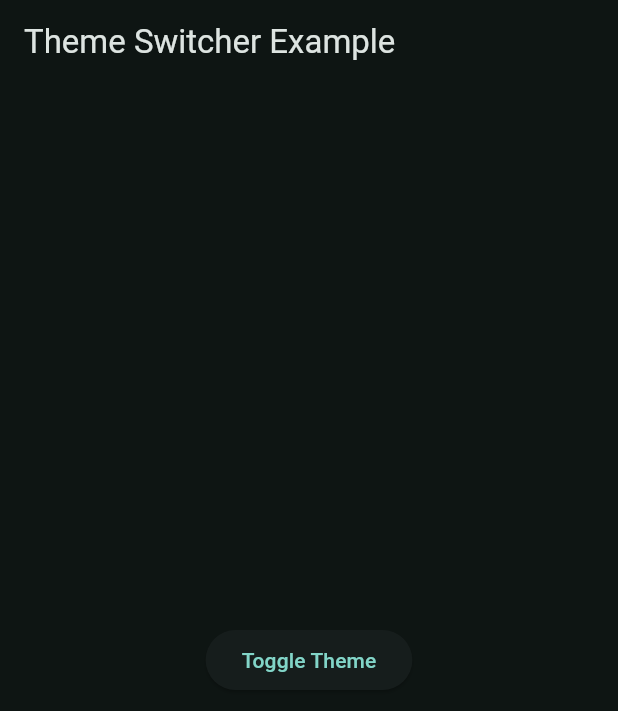
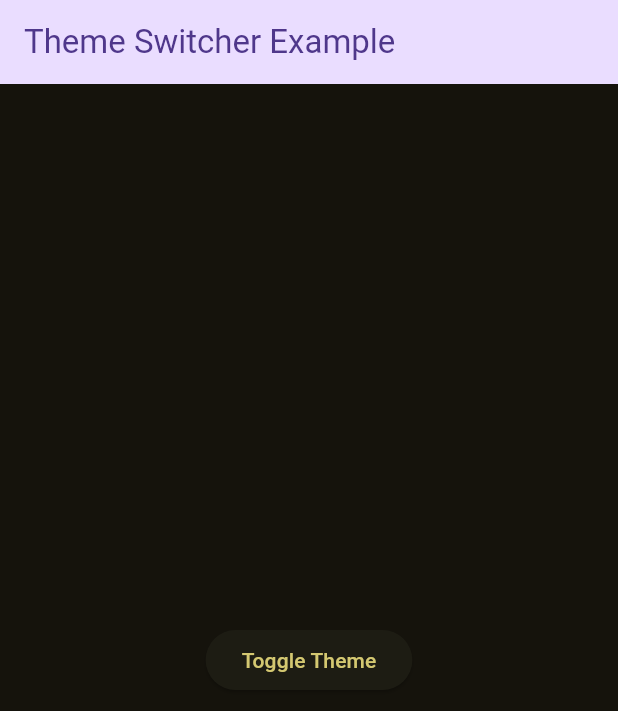
Before and after one commit to shakil2995/simple_theme_switcher, a Flutter app: the screen it shows after launch, after a tap on "Toggle Theme", on a phone screen of 412 x 824 dp. Shown: the top 711 px of the screen. Run offline on Flutter 3.47's test engine with Material 3 defaults, Android fonts, the phone set to English and light mode, and no system bars; our stand-ins replace flutter_bloc.

Commit message:
Added the ability to pass material app properties to theme switcher

```diff
--- a/example/lib/main.dart
+++ b/example/lib/main.dart
@@ -1,31 +1,48 @@
 import 'package:flutter/material.dart';
 import 'package:simple_theme_switcher/simple_theme_switcher.dart';
 
-void main() {
-  runApp(MyApp());
-}
+void main() => runApp(const MyApp());
 
 class MyApp extends StatelessWidget {
+  const MyApp({Key? key}) : super(key: key);
+
   @override
   Widget build(BuildContext context) {
-    return HomeScreen();
+    return const HomeScreen();
   }
 }
 
 class HomeScreen extends StatelessWidget {
+  const HomeScreen({Key? key}) : super(key: key);
+
   @override
   Widget build(BuildContext context) {
-    return ThemeSwitcher(
+    // Wrap Your app with STMaterialApp instead of MaterialApp
+    // Providing both STMaterialApp and MaterialApp will conflict each other and cause an error
+    // Instead, just wrap your app with STMaterialApp and pass any required parameters
+    return STMaterialApp(
+      title: 'Theme Switcher Example',
+      debugShowCheckedModeBanner: false,
       child: Scaffold(
-        appBar: AppBar(title: const Text('Theme Switcher Example')),
+        appBar: AppBar(
+          backgroundColor: Theme.of(context).colorScheme.primaryContainer,
+          title: Text(
+            'Theme Switcher Example',
+            style: TextStyle(
+              color: Theme.of(context).colorScheme.onPrimaryContainer,
+            ),
+          ),
+        ),
         body: Center(
           child: ElevatedButton(
             onPressed: () {
-              ThemeManager().toggleTheme(
-                ThemeManager().currentThemeMode == AppThemeMode.light
+              // Use ThemeManager to toggle theme
+              final themeManager = ThemeManager();
+              themeManager.toggleTheme(
+                themeManager.currentThemeMode == AppThemeMode.light
                     ? AppThemeMode.dark
                     : AppThemeMode.light,
-                seedColor: Colors.teal, // Optional Seed color
+                seedColor: Colors.yellow, // Optional seed color
               );
             },
             child: const Text('Toggle Theme'),
--- a/lib/src/theme_switcher.dart
+++ b/lib/src/theme_switcher.dart
@@ -2,7 +2,7 @@ import 'package:flutter/material.dart';
 import 'package:flutter_bloc/flutter_bloc.dart';
 import 'theme_manager.dart';
 
-class ThemeSwitcher extends StatelessWidget {
+class STMaterialApp extends StatelessWidget {
   final Widget child;
   final Color seedColor;
   final GlobalKey<NavigatorState>? navigatorKey;
@@ -17,7 +17,7 @@ class ThemeSwitcher extends StatelessWidget {
   final Iterable<Locale> supportedLocales;
   final bool debugShowCheckedModeBanner;
 
-  const ThemeSwitcher({
+  const STMaterialApp({
     super.key,
     required this.child,
     this.seedColor = Colors.blue,
--- a/pubspec.yaml
+++ b/pubspec.yaml
@@ -1,6 +1,6 @@
 name: simple_theme_switcher
-description: "Simple light/dark mode switcher using material theme.Just wrap your App with ThemeSwitcherWidget and toggle it with a switch."
-version: 0.0.2
+description: "Simple light/dark mode switcher using material theme.Just wrap your App with STMaterialApp Widget and toggle it with a switch."
+version: 0.0.3
 homepage: https://github.com/shakil2995/simple_theme_switcher
 
 environment:
```
Also changed, not shown: 2 other files.
